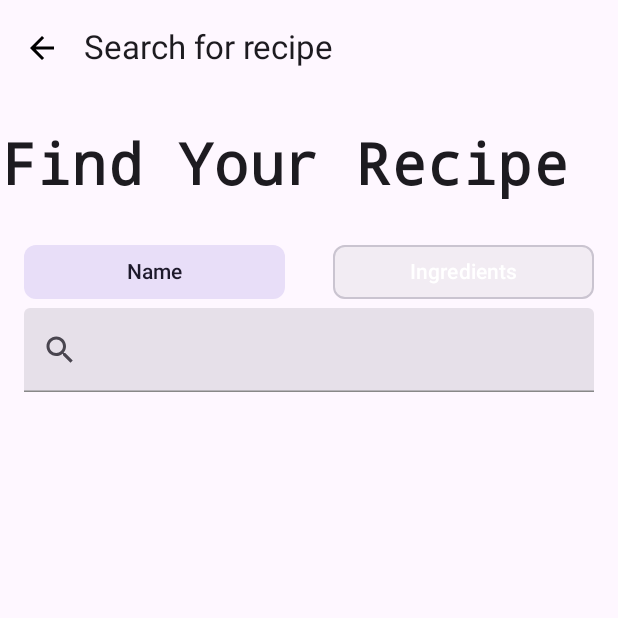
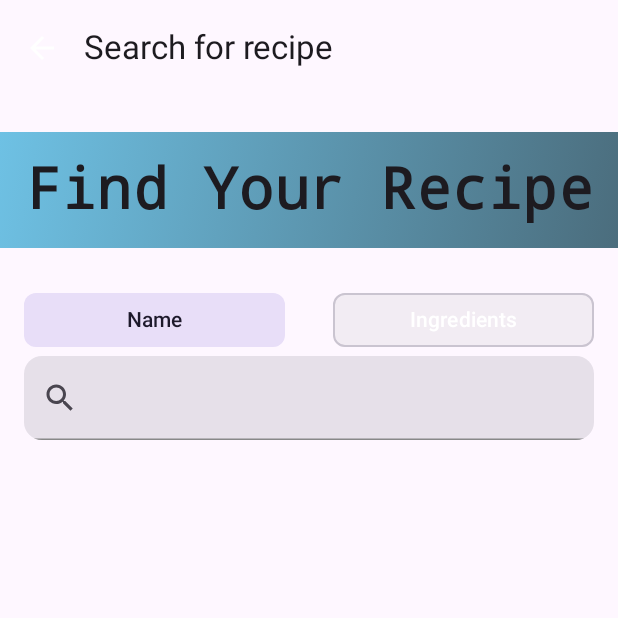
Before and after one commit to EdyWDev/HomeBarInCompose, an Android app built with Jetpack Compose: the SearchActivity screen opened directly, with no data from a screen before it, on a phone screen of 412 x 824 dp, the top half of it. Run offline under Robolectric (Android 15) with nearby library versions, the phone set to English and light mode, and no system bars; our stand-ins replace Dagger/Hilt's generated code; network calls fail; pictures from the network do not load.

Commit message:
changes in UI, adapting it to the entire application

```diff
--- a/app/src/main/java/com/example/homebarincompose/recipesearch/ui/SearchActivity.kt
+++ b/app/src/main/java/com/example/homebarincompose/recipesearch/ui/SearchActivity.kt
@@ -8,6 +8,7 @@ import android.util.Log
 import androidx.activity.ComponentActivity
 import androidx.activity.compose.setContent
 import androidx.activity.viewModels
+import androidx.compose.foundation.background
 import androidx.compose.foundation.clickable
 import androidx.compose.foundation.layout.Arrangement
 import androidx.compose.foundation.layout.Column
@@ -51,6 +52,7 @@ import androidx.compose.runtime.setValue
 import androidx.compose.ui.Alignment
 import androidx.compose.ui.Modifier
 import androidx.compose.ui.draw.clip
+import androidx.compose.ui.graphics.Brush
 import androidx.compose.ui.graphics.Color
 import androidx.compose.ui.platform.LocalContext
 import androidx.compose.ui.text.font.FontFamily
@@ -93,7 +95,7 @@ class SearchActivity : ComponentActivity() {
                             },
                             navigationIcon = {
                                 IconButton(onClick = { navigateToWelcomeActivity() }) {
-                                    Icon(Icons.Filled.ArrowBack, "back", tint = Color.Black)
+                                    Icon(Icons.Filled.ArrowBack, "back", tint = Color.White)
                                 }
                             }
                         )
@@ -203,7 +205,11 @@ fun SearchScreen(
             textAlign = TextAlign.Center,
             fontSize = 38.sp,
             fontWeight = FontWeight.Bold,
-            modifier = Modifier.padding(vertical = 24.dp)
+            modifier = Modifier
+                .padding(vertical = 24.dp)
+                .fillMaxWidth()
+                .background(brush = Brush.linearGradient(colors = listOf(Color(0xFF6EC1E4), Color(0xFF4B6D7D))))
+                .padding(16.dp)
         )
 
         Row(
@@ -213,7 +219,8 @@ fun SearchScreen(
             FilterChip(
                 modifier = Modifier
                     .padding(horizontal = 16.dp)
-                    .weight(0.5F),
+                    .weight(0.5F)
+                    .clip(MaterialTheme.shapes.small),
                 label = {
                     Text(
                         modifier = Modifier
@@ -234,7 +241,8 @@ fun SearchScreen(
             FilterChip(
                 modifier = Modifier
                     .padding(horizontal = 16.dp)
-                    .weight(0.5F),
+                    .weight(0.5F)
+                    .clip(MaterialTheme.shapes.small),
                 label = {
                     Text(
                         modifier = Modifier
@@ -265,7 +273,8 @@ fun SearchScreen(
             singleLine = true,
             modifier = Modifier
                 .fillMaxWidth()
-                .padding(horizontal = 16.dp),
+                .padding(horizontal = 16.dp)
+                .clip(MaterialTheme.shapes.medium),
             leadingIcon = {
                 Icon(
                     imageVector = Icons.Default.Search,
@@ -278,8 +287,6 @@ fun SearchScreen(
             }
             ),
             colors = TextFieldDefaults.textFieldColors(
-                //textColor = Color.Black,
-                //backgroundColor = Color.White,
                 focusedIndicatorColor = Color.Blue,
                 unfocusedIndicatorColor = Color.Gray,
                 focusedLabelColor = Color.Blue,
```
